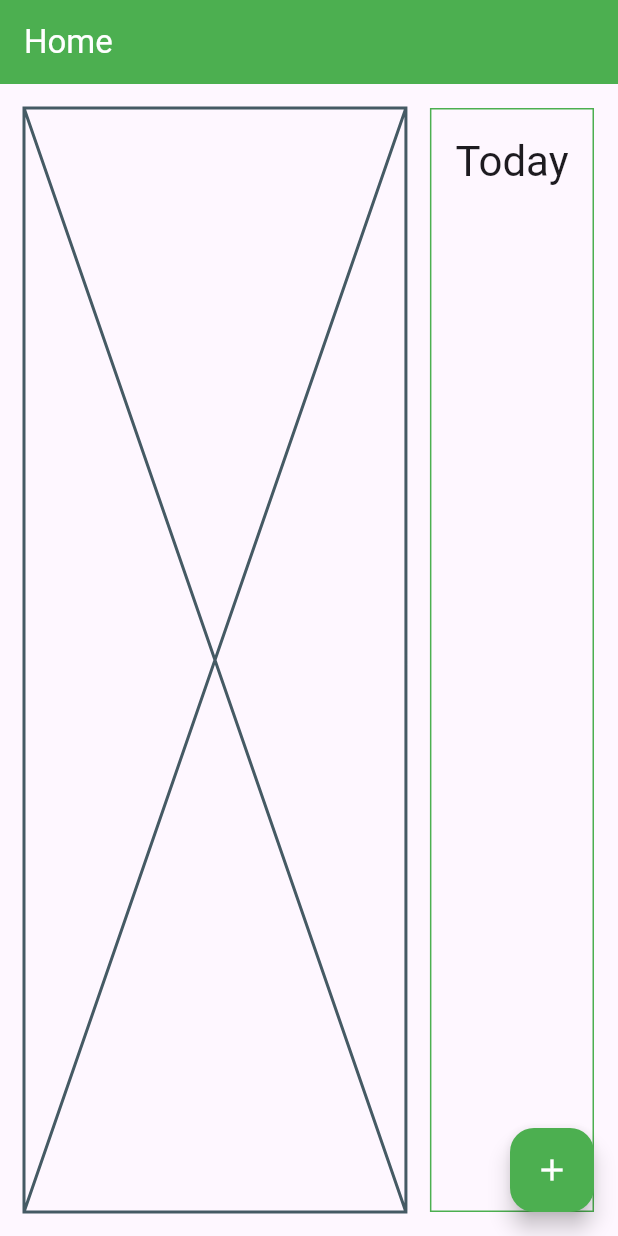
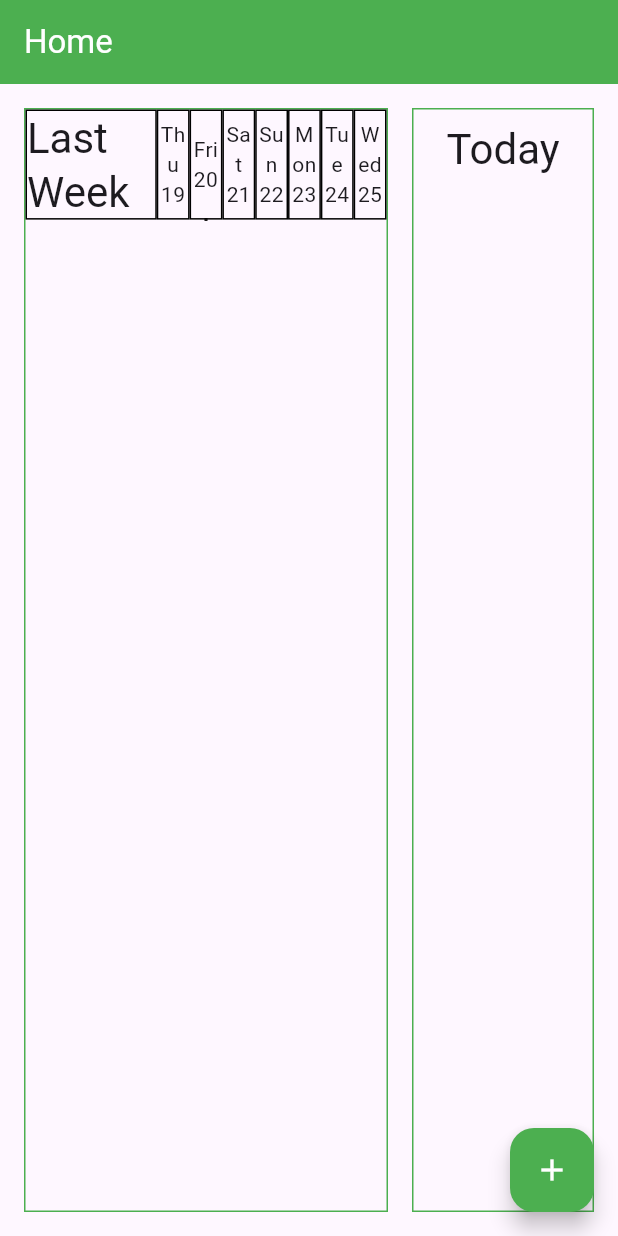
Before and after one commit to afarfanm/habit_tracker, a Flutter app: the screen it shows after launch, on a phone screen of 412 x 824 dp. Run offline on Flutter 3.47's test engine with Material 3 defaults, Android fonts, the phone set to English and light mode, and no system bars.

Commit message:
Finished week history layout

```diff
--- a/lib/model/date_dao.dart
+++ b/lib/model/date_dao.dart
@@ -1,4 +1,27 @@
 class DateDAO {
   static final DateTime _time = DateTime.now();
   static final String todayString = "${_time.day}/${_time.month}/${_time.year}";
+  static final List<String> weekdays = [
+    "",
+    "Mon",
+    "Tue",
+    "Wed",
+    "Thu",
+    "Fri",
+    "Sat",
+    "Sun"
+  ];
+
+  static List<String> getLastWeekDays() {
+    List<String> lastWeekDays = [];
+    DateTime dateIterator = _time.subtract(const Duration(days: 7));
+
+    for (int i = 0; i < 7; ++i) {
+      lastWeekDays.add(
+          "${weekdays[dateIterator.weekday]}\n${dateIterator.day > 9 ? dateIterator.day : "0${dateIterator.day}"}");
+      dateIterator = dateIterator.add(const Duration(days: 1));
+    }
+
+    return lastWeekDays;
+  }
 }
--- a/lib/view/home_page.dart
+++ b/lib/view/home_page.dart
@@ -3,8 +3,8 @@ import 'dart:ui';
 import 'package:flutter/material.dart';
 import 'package:habit_tracker/model/habit.dart';
 import 'package:habit_tracker/model/habits_dao.dart';
+import 'package:habit_tracker/view/last_week_section.dart';
 import 'package:habit_tracker/view/new_habit_dialog.dart';
-import 'package:habit_tracker/view/today_list_item.dart';
 import 'package:habit_tracker/view/today_section.dart';
 
 class HomePage extends StatefulWidget {
@@ -54,14 +54,20 @@ class _HomePageState extends State<HomePage> {
         padding: const EdgeInsets.all(16.0),
         child: Row(
           children: [
-            Expanded(
-              child: Placeholder(),
+            Flexible(
+              flex: 2,
+              fit: FlexFit.tight,
+              child: LastWeekSection(habitList: _habitList),
             ),
             const SizedBox(width: 16.0),
-            TodaySection(
-              habitList: _habitList,
-              onHabitMarkToggle: _toggleHabitDoneMark,
-              onHabitRemove: _removeHabitAt,
+            Flexible(
+              flex: 1,
+              fit: FlexFit.tight,
+              child: TodaySection(
+                habitList: _habitList,
+                onHabitMarkToggle: _toggleHabitDoneMark,
+                onHabitRemove: _removeHabitAt,
+              ),
             ),
           ],
         ),
--- /dev/null
+++ b/lib/view/last_week_section.dart
@@ -0,0 +1,125 @@
+import 'package:flutter/material.dart';
+import 'package:habit_tracker/model/date_dao.dart';
+import 'package:habit_tracker/model/habit.dart';
+
+class LastWeekSection extends StatelessWidget {
+  const LastWeekSection({super.key, required List<Habit> habitList})
+      : _habitList = habitList;
+
+  final List<Habit> _habitList;
+
+  @override
+  Widget build(BuildContext context) {
+    return Container(
+      decoration: BoxDecoration(
+        border: Border.all(color: Colors.green),
+      ),
+      child: Column(
+        children: [
+          Expanded(
+            flex: 1,
+            child: Row(
+              children: _getHeaders(context),
+            ),
+          ),
+          Expanded(
+            flex: 9,
+            child: SingleChildScrollView(
+              child: Table(
+                border: TableBorder.all(),
+                columnWidths: const <int, TableColumnWidth>{
+                  0: FractionColumnWidth(4 / 11),
+                  1: FlexColumnWidth(),
+                  2: FlexColumnWidth(),
+                  3: FlexColumnWidth(),
+                  4: FlexColumnWidth(),
+                  5: FlexColumnWidth(),
+                  6: FlexColumnWidth(),
+                  7: FlexColumnWidth(),
+                },
+                defaultVerticalAlignment: TableCellVerticalAlignment.middle,
+                children: _generateWeekHistory(),
+              ),
+            ),
+          )
+        ],
+      ),
+    );
+  }
+
+  List<Widget> _getHeaders(BuildContext context) {
+    List<Widget> headers = [];
+
+    headers.add(Flexible(
+      flex: 4,
+      child: Container(
+        decoration: BoxDecoration(
+          border: Border.all(color: Colors.black),
+        ),
+        child: Center(
+          child: Text(
+            "Last Week",
+            style: _getHeadingStyle(context),
+          ),
+        ),
+      ),
+    ));
+
+    List<String> dayHeaders = DateDAO.getLastWeekDays();
+
+    for (int i = 0; i < 7; ++i) {
+      headers.add(Flexible(
+        flex: 1,
+        child: Container(
+          decoration: BoxDecoration(
+            border: Border.all(color: Colors.black),
+          ),
+          child: Center(
+            child: Text(
+              dayHeaders[i],
+              textAlign: TextAlign.center,
+            ),
+          ),
+        ),
+      ));
+    }
+
+    return headers;
+  }
+
+  TextStyle? _getHeadingStyle(BuildContext context) {
+    return Theme.of(context).textTheme.headlineMedium;
+  }
+
+  WidgetStateBorderSide _getCheckboxBorderSide() {
+    return WidgetStateBorderSide.resolveWith((states) {
+      return const BorderSide(
+        width: 2.0,
+      );
+    });
+  }
+
+  List<TableRow> _generateWeekHistory() {
+    return List.generate(
+      _habitList.length,
+      (i) {
+        Habit habit = _habitList[i];
+
+        return TableRow(
+          children: [
+            Container(
+              constraints: const BoxConstraints(minHeight: 40),
+              child: Align(
+                alignment: Alignment.centerLeft,
+                child: Text(habit.name),
+              ),
+            ),
+            ...List.generate(7, (i) {
+              return Icon(Icons.check);
+            }),
+          ],
+        );
+      },
+    );
+  }
+}
--- a/lib/view/today_list_item.dart
+++ b/lib/view/today_list_item.dart
@@ -17,17 +17,20 @@ class TodayListItem extends StatelessWidget {
 
   @override
   Widget build(BuildContext context) {
-    return Container(
-      padding: const EdgeInsets.all(4.0),
-      child: Row(
-        mainAxisSize: MainAxisSize.min,
+    return Row(
       children: [
-          IconButton(
+        Flexible(
+          flex: 3,
+          fit: FlexFit.tight,
+          child: IconButton(
             onPressed: _onDelete,
             icon: const Icon(Icons.delete, color: Colors.white),
           ),
-          const SizedBox(width: 8.0),
-          Checkbox(
+        ),
+        Flexible(
+          flex: 3,
+          fit: FlexFit.tight,
+          child: Checkbox(
             value: _habit.done,
             tristate: false,
             onChanged: (marked) => _onMarkToggle(marked!),
@@ -35,16 +38,16 @@ class TodayListItem extends StatelessWidget {
             activeColor: Colors.transparent,
             checkColor: Colors.white,
           ),
-          const SizedBox(width: 8.0),
-          SizedBox(
-            width: 300.0,
+        ),
+        Flexible(
+          flex: 16,
+          fit: FlexFit.tight,
           child: Text(
             _habit.name,
             style: const TextStyle(color: Colors.white),
           ),
         ),
       ],
-      ),
     );
   }
 
--- a/lib/view/today_section.dart
+++ b/lib/view/today_section.dart
@@ -24,11 +24,17 @@ class TodaySection extends StatelessWidget {
       ),
       child: Column(
         children: [
-          Container(
-            padding: const EdgeInsets.all(16.0),
-            child: Text("Today", style: _getHeadlineStyle(context)),
+          Flexible(
+            flex: 1,
+            fit: FlexFit.tight,
+            child: Container(
+              padding: EdgeInsets.all(8.0),
+              child: Text("Today", style: _getHeadlineStyle(context)),
+            ),
           ),
-          Expanded(
+          Flexible(
+            flex: 9,
+            fit: FlexFit.tight,
             child: SingleChildScrollView(
               child: Column(
                 children: _generateHabitList(),
@@ -49,6 +55,7 @@ class TodaySection extends StatelessWidget {
       _habitList.length,
       (i) {
         return Container(
+          constraints: BoxConstraints(minHeight: 40.0),
           color: i % 2 == 0 ? Colors.green[500] : Colors.green[400],
           child: TodayListItem(
             habit: _habitList[i],
```
Lines whose indentation alone changed are shown as unchanged.
